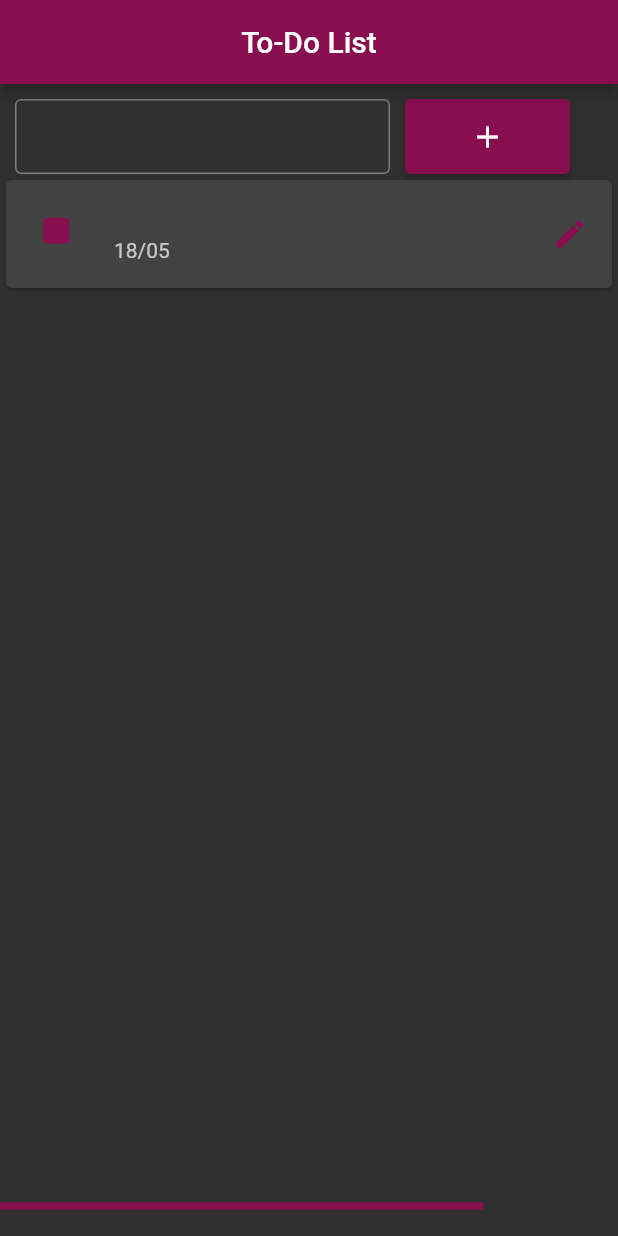
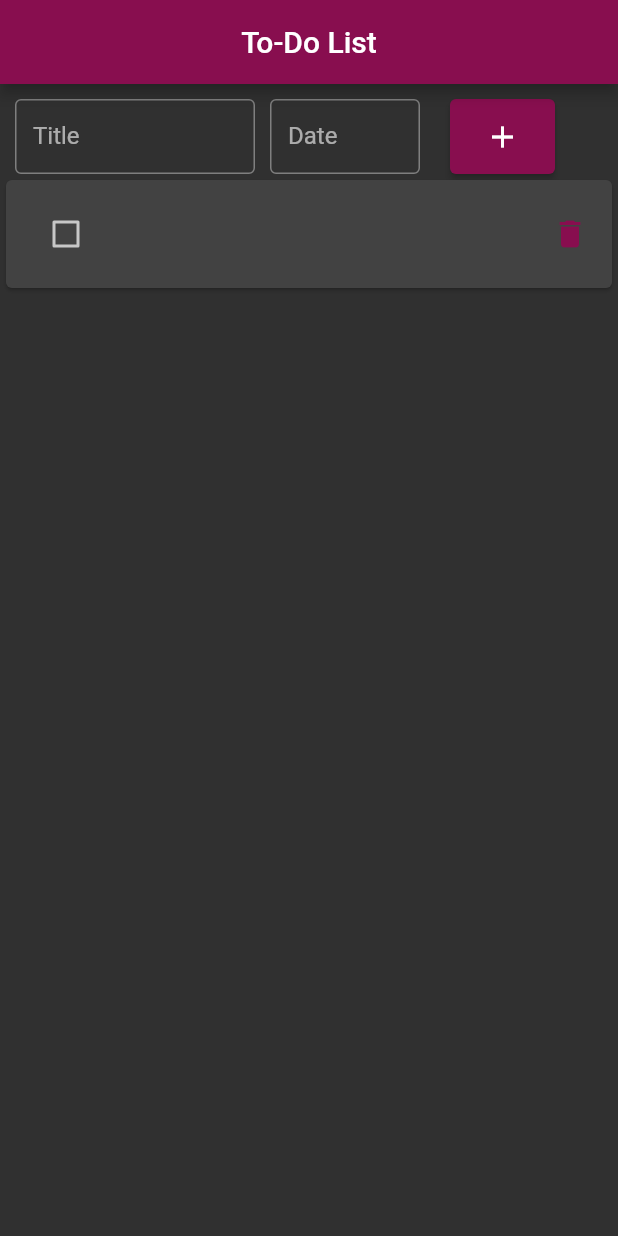
Before and after one commit to johanrecaman/Sticky-Notes, a Flutter app: the screen it shows after launch, after a tap on the "add" icon, on a phone screen of 412 x 824 dp. Run offline on Flutter 3.47's test engine with Material 2 defaults, Android fonts, the phone set to English and light mode, and no system bars.

Commit message:
Design updated
Date added, design updated

```diff
--- a/flutter_sticky_notes/lib/app/controller/notes_controller.dart
+++ b/flutter_sticky_notes/lib/app/controller/notes_controller.dart
@@ -1,11 +1,14 @@
+import 'package:flutter_sticky_notes/app/model/task_card_model.dart';
+
 class NotesController {
-  List taskList = [];
+  List<TaskCardModel> taskList = [];
 
-  String getTask(int index) {
+  TaskCardModel getTask(int index) {
     return taskList[index];
   }
 
-  void newTask(String value) {
-    taskList.add(value);
+  void newTask(String title, String date) {
+    TaskCardModel task = new TaskCardModel(0, title, date, false);
+    taskList.add(task);
   }
 }
--- a/flutter_sticky_notes/lib/app/model/task_card_model.dart
+++ b/flutter_sticky_notes/lib/app/model/task_card_model.dart
@@ -2,6 +2,7 @@ class TaskCardModel {
   int id;
   String title;
   String date;
+  bool isCompleted;
 
-  TaskCardModel(this.id, this.title, this.date);
+  TaskCardModel(this.id, this.title, this.date, this.isCompleted);
 }
--- a/flutter_sticky_notes/lib/app/model/task_model.dart
+++ /dev/null
@@ -1,9 +0,0 @@
-class TaskModel {
-  int id;
-  String title;
-  String desc;
-  DateTime date;
-  bool isCompleted;
-
-  TaskModel(this.id, this.title, this.desc, this.date, this.isCompleted);
-}
--- a/flutter_sticky_notes/lib/app/view/notes_view.dart
+++ b/flutter_sticky_notes/lib/app/view/notes_view.dart
@@ -1,6 +1,7 @@
 import 'package:flutter/cupertino.dart';
 import 'package:flutter/material.dart';
 import 'package:flutter_sticky_notes/app/controller/notes_controller.dart';
+import 'package:flutter_sticky_notes/app/model/task_card_model.dart';
 
 class NotesView extends StatefulWidget {
   @override
@@ -10,8 +11,11 @@ class NotesView extends StatefulWidget {
 }
 
 class NotesViewState extends State<NotesView> {
-  TextEditingController _textEditingController = new TextEditingController();
+  TextEditingController _titleController = new TextEditingController();
+  TextEditingController _dateController = new TextEditingController();
   NotesController _notesController = new NotesController();
+  bool isChecked = false;
+
   @override
   Widget build(BuildContext context) {
     return Scaffold(
@@ -25,21 +29,34 @@ class NotesViewState extends State<NotesView> {
                 padding: const EdgeInsets.only(top: 10, left: 10),
                 child: Container(
                     height: 50,
-                    width: 250,
+                    width: 160,
                     child: TextField(
-                        controller: _textEditingController,
-                        decoration:
-                            InputDecoration(border: OutlineInputBorder()))),
+                        controller: _titleController,
+                        decoration: InputDecoration(
+                            border: OutlineInputBorder(), labelText: 'Title'))),
               ),
               Padding(
                 padding: const EdgeInsets.only(top: 10, left: 10),
                 child: Container(
                   height: 50,
-                  width: 110,
+                  width: 100,
+                  child: TextField(
+                    controller: _dateController,
+                    decoration: InputDecoration(
+                        border: OutlineInputBorder(), labelText: 'Date'),
+                  ),
+                ),
+              ),
+              Padding(
+                padding: const EdgeInsets.only(top: 10, left: 20),
+                child: Container(
+                  height: 50,
+                  width: 70,
                   child: ElevatedButton(
                     onPressed: () {
                       setState(() {
-                        _notesController.newTask(_textEditingController.text);
+                        _notesController.newTask(
+                            _titleController.text, _dateController.text);
                       });
                     },
                     style:
@@ -58,17 +75,22 @@ class NotesViewState extends State<NotesView> {
                     children: [
                       Card(
                           child: ListTile(
-                        leading: Icon(
-                          Icons.stop_rounded,
-                          color: Colors.pink.shade900,
-                          size: 35,
+                        leading: Checkbox(
+                          activeColor: Colors.pink.shade900,
+                          value: _notesController.getTask(index).isCompleted,
+                          onChanged: (bool? value) {
+                            setState(() {
+                              _notesController.getTask(index).isCompleted =
+                                  value!;
+                            });
+                          },
                         ),
                         title: Text(
-                          _notesController.getTask(index),
+                          _notesController.getTask(index).title,
                         ),
-                        subtitle: Text('18/05'),
+                        subtitle: Text(_notesController.getTask(index).date),
                         trailing: Icon(
-                          Icons.edit,
+                          Icons.delete,
                           color: Colors.pink.shade900,
                         ),
                       )),
@@ -76,12 +98,6 @@ class NotesViewState extends State<NotesView> {
                   );
                 }),
           ),
-          Divider(
-            color: Colors.pink.shade900,
-            height: 40,
-            thickness: 5.0,
-            endIndent: 90,
-          )
         ]));
   }
 }
--- a/flutter_sticky_notes/pubspec.yaml
+++ b/flutter_sticky_notes/pubspec.yaml
@@ -24,6 +24,8 @@ dependencies:
   flutter:
     sdk: flutter
   path:
+  path_provider: ^1.6.7
+  intl: ^0.16.1
 
 
   # The following adds the Cupertino Icons font to your application.
```
Also changed, not shown: flutter_sticky_notes/pubspec.lock, 1 other file.
